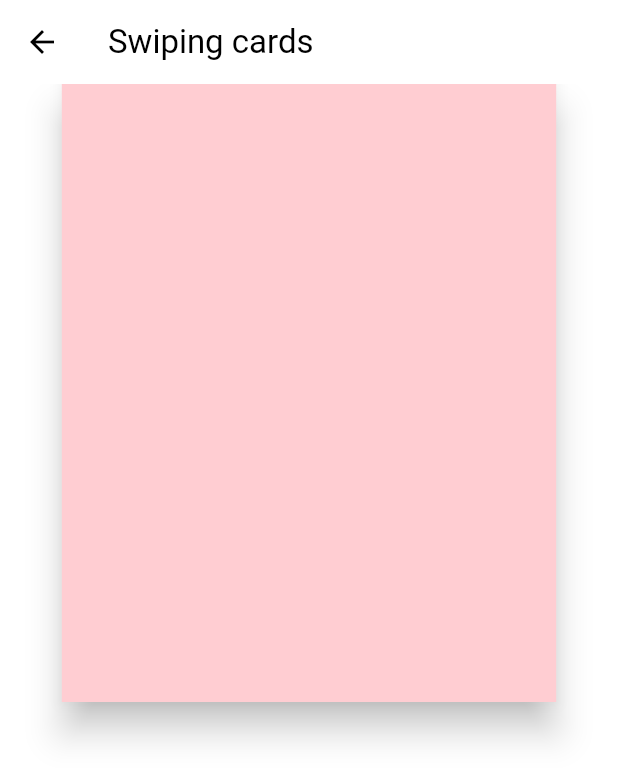
After one commit to hnaa0/flutter_animations, a Flutter app: the screen it shows after launch, after a tap on "Swiping cards", on a phone screen of 412 x 824 dp. The commit adds this screen. Shown: the top 781 px of the screen. Run offline on Flutter 3.47's test engine with Material 3 defaults, Android fonts, the phone set to English and light mode, and no system bars.

Commit message:
4 Swiping cards 4.1 Bounds

```diff
--- a/lib/screens/menu_screen.dart
+++ b/lib/screens/menu_screen.dart
@@ -2,6 +2,7 @@
 import 'package:flutter_animations/screens/apple_watch_screen.dart';
 import 'package:flutter_animations/screens/explicit_animations_screen.dart';
 import 'package:flutter_animations/screens/implicit_animations_screen.dart';
+import 'package:flutter_animations/screens/swiping_cards_screen.dart';
 
 class MenuScreen extends StatelessWidget {
   const MenuScreen({super.key});
@@ -59,6 +60,17 @@
                 "Apple watch",
               ),
             ),
+            ElevatedButton(
+              onPressed: () {
+                _goToPage(
+                  context,
+                  const SwipingCardsScreen(),
+                );
+              },
+              child: const Text(
+                "Swiping cards",
+              ),
+            ),
           ],
         ),
       ),
--- /dev/null
+++ b/lib/screens/swiping_cards_screen.dart
@@ -0,0 +1,74 @@
+import 'package:flutter/material.dart';
+
+class SwipingCardsScreen extends StatefulWidget {
+  const SwipingCardsScreen({super.key});
+
+  @override
+  State<SwipingCardsScreen> createState() => _SwipingCardsScreenState();
+}
+
+class _SwipingCardsScreenState extends State<SwipingCardsScreen>
+    with SingleTickerProviderStateMixin {
+  late final size = MediaQuery.of(context).size;
+
+  late final AnimationController _animationController = AnimationController(
+    vsync: this,
+    duration: const Duration(milliseconds: 300),
+    lowerBound: size.width * -1,
+    upperBound: size.width,
+    value: 0.0,
+  );
+
+  double posX = 0;
+
+  void _onHorizontalDragUpdate(DragUpdateDetails details) {
+    //delta: 이전 업데이트 이후 포인터가 이동한 양
+    _animationController.value += details.delta.dx;
+  }
+
+  void _onHorizontalDragEnd(DragEndDetails details) {
+    _animationController.animateTo(0, curve: Curves.bounceOut);
+  }
+
+  @override
+  void dispose() {
+    _animationController.dispose();
+    super.dispose();
+  }
+
+  @override
+  Widget build(BuildContext context) {
+    return Scaffold(
+      appBar: AppBar(
+        title: const Text("Swiping cards"),
+      ),
+      body: AnimatedBuilder(
+        animation: _animationController,
+        builder: (context, child) {
+          return Stack(
+            children: [
+              Align(
+                alignment: Alignment.topCenter,
+                child: GestureDetector(
+                  onHorizontalDragUpdate: _onHorizontalDragUpdate,
+                  onHorizontalDragEnd: _onHorizontalDragEnd,
+                  child: Transform.translate(
+                    offset: Offset(_animationController.value, 0),
+                    child: Material(
+                      elevation: 10,
+                      color: Colors.red.shade100,
+                      child: SizedBox(
+                        width: size.width * 0.8,
+                        height: size.height * 0.5,
+                      ),
+                    ),
+                  ),
+                ),
+              ),
+            ],
+          );
+        },
+      ),
+    );
+  }
+}
```
